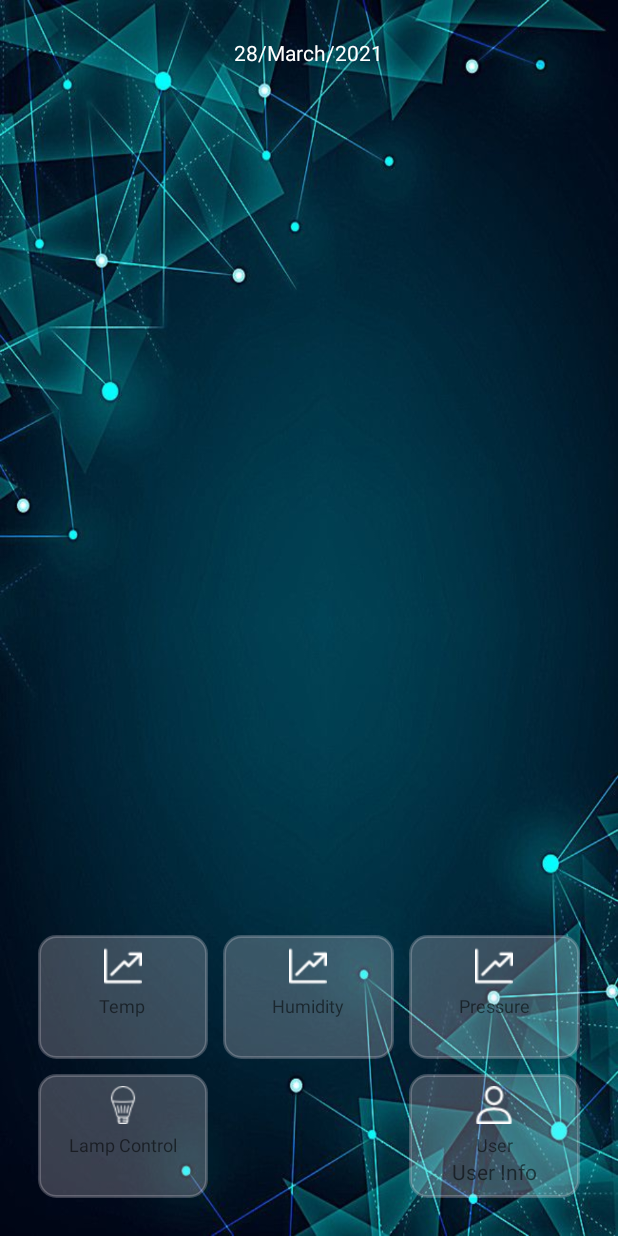
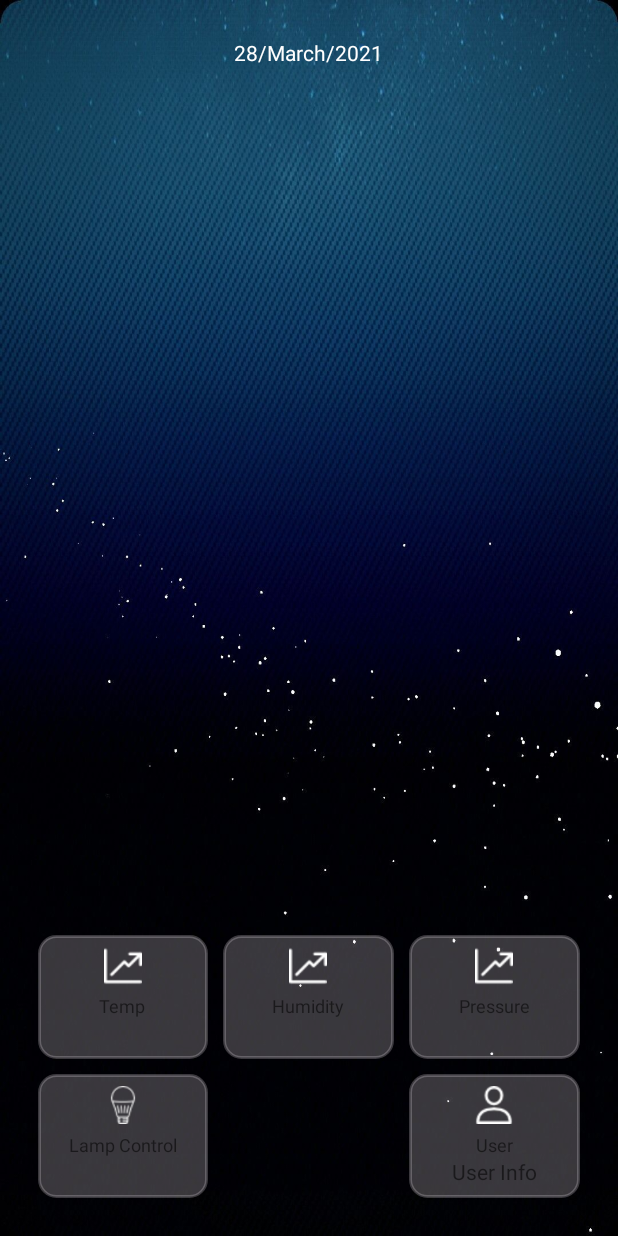
Before and after one commit to Mbesmek/Firebase-Android, an Android app: the screen it shows after launch once a user with an empty profile is signed in (MainActivity), on a phone screen of 412 x 824 dp. Run offline under Robolectric (Android 15) with nearby library versions, the phone set to English and light mode, and no system bars; our stand-ins replace Firebase (no records; nobody signed in at launch, a user with empty details on screens opened directly).

Commit message:
change background

```diff
--- a/app/src/main/res/layout/activity_main.xml
+++ b/app/src/main/res/layout/activity_main.xml
@@ -4,7 +4,7 @@
     xmlns:tools="http://schemas.android.com/tools"
     android:layout_width="match_parent"
     android:layout_height="match_parent"
-    android:background="@drawable/bck2"
+    android:background="@drawable/bck6"
     android:orientation="vertical"
     android:padding="25dp">
 
```
Also changed, not shown: app/src/main/res/drawable/bck3.jpeg (added), app/src/main/res/drawable/bck4.jpeg (added), app/src/main/res/drawable/bck5.jpeg (added), app/src/main/res/drawable/bck6.jpeg (added).
